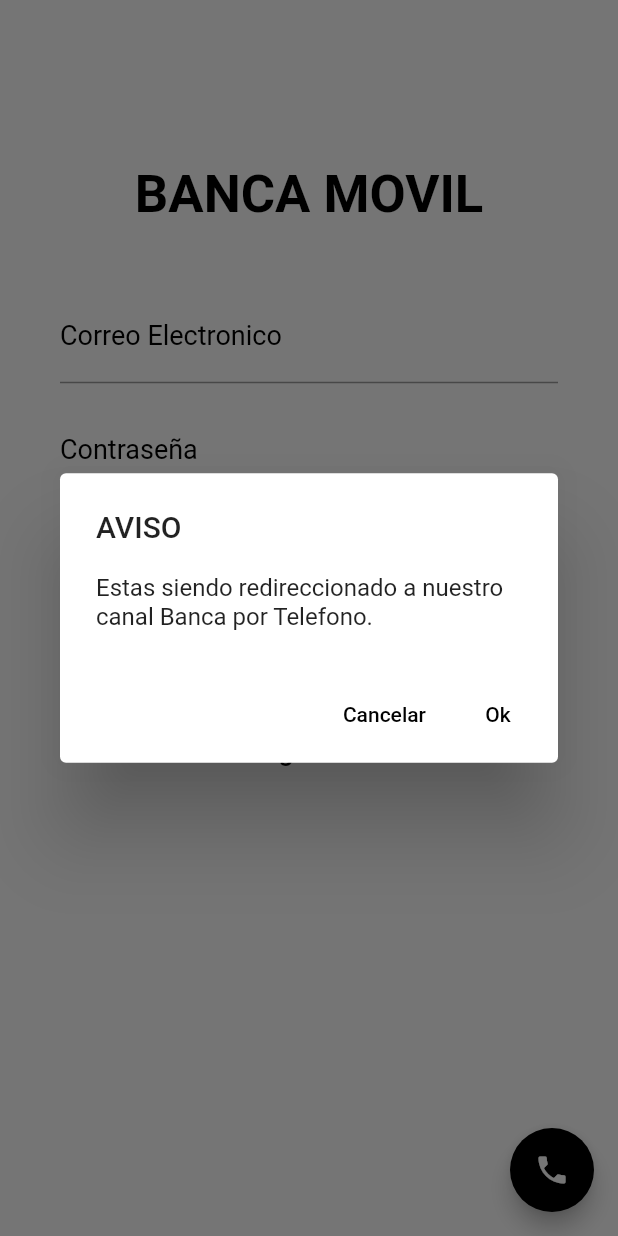
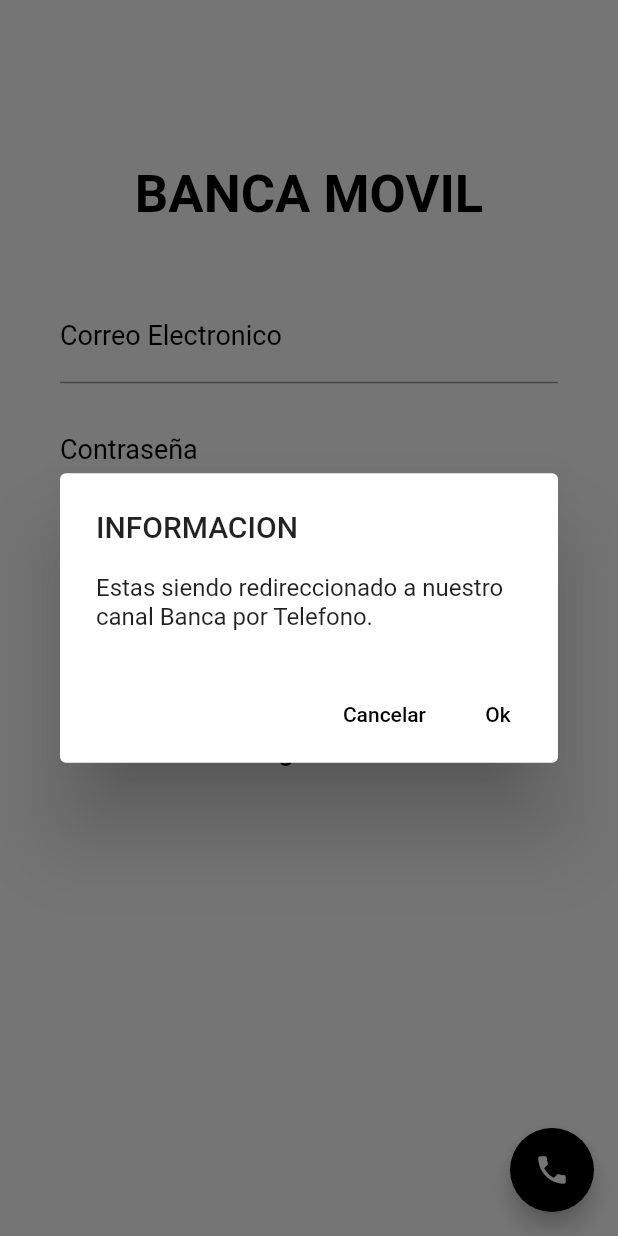
Before and after one commit to Nil-Medina/flutter_banca_movil, a Flutter app: the screen it shows after launch, after a tap on the "phone" icon, on a phone screen of 412 x 824 dp. Run offline on Flutter 3.47's test engine with Material 2 defaults, Android fonts, the phone set to English and light mode, and no system bars.

Commit message:
version1

```diff
--- a/lib/main.dart
+++ b/lib/main.dart
@@ -72,7 +72,7 @@ class _MyHomePageState extends State<MyHomePage> {
       barrierDismissible: false,
       builder: (BuildContext context) => AlertDialog(
         title: const Text(
-          "AVISO",
+          "INFORMACION",
           style: TextStyle(
             fontSize: 20,
           ),
```
